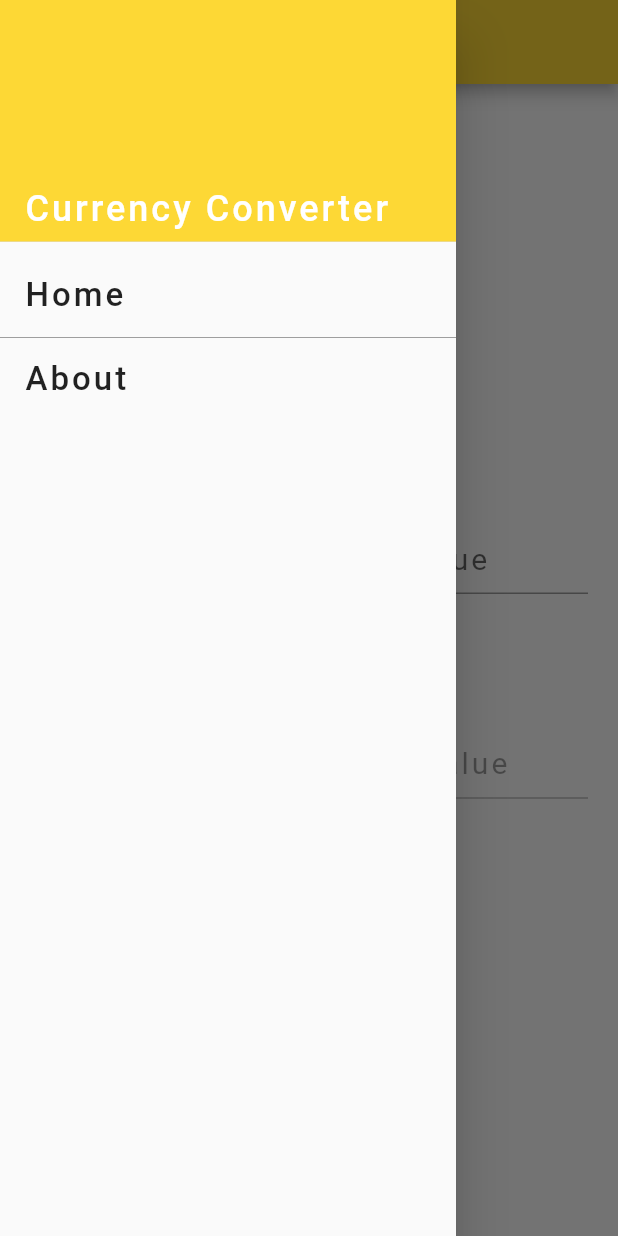
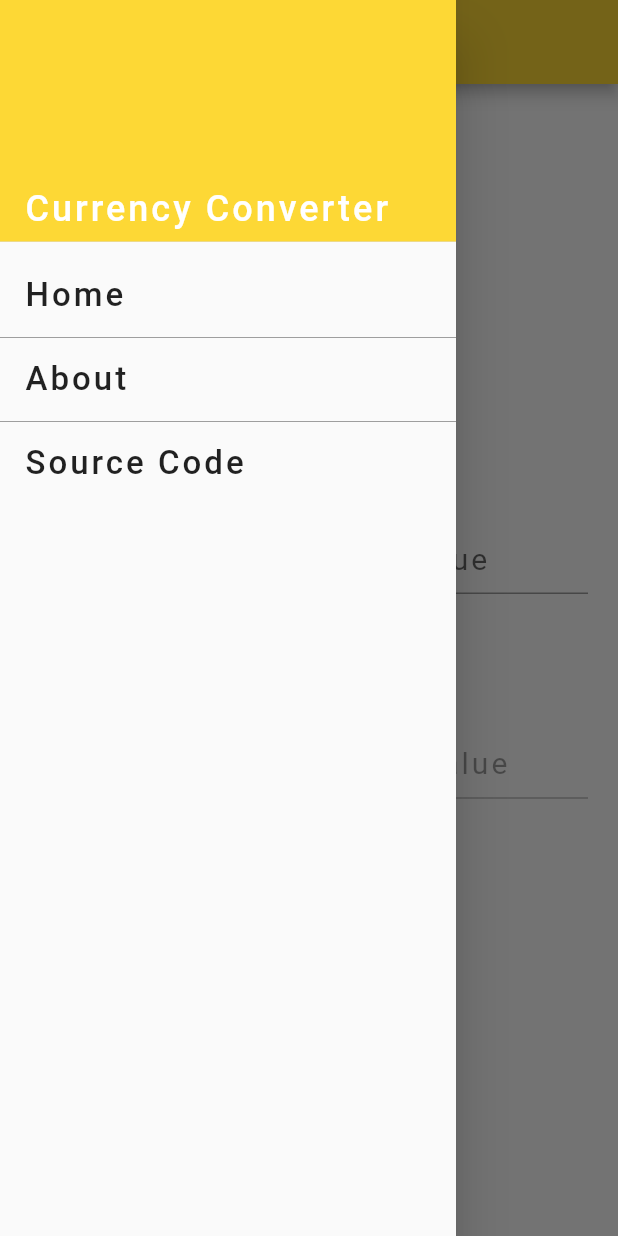
Before and after one commit to Leonlit/Currency_Converter_App, a Flutter app: the screen it shows after launch, with the side drawer open, on a phone screen of 412 x 824 dp. Run offline on Flutter 3.47's test engine with Material 2 defaults, Android fonts, the phone set to English and light mode, and no system bars; our stand-ins replace flutter_cache_manager, flutter_money_formatter.

Commit message:
Added menu pages, source code link and more error handling

```diff
--- a/lib/main.dart
+++ b/lib/main.dart
@@ -1,3 +1,4 @@
+import 'package:currency_converter/utilities.dart';
 import 'package:flutter/material.dart';
 
 import 'mainPage.dart';
@@ -7,8 +8,6 @@ import 'navMenu.dart';
 void main() => runApp(CurrencyConverter());
 
 class CurrencyConverter extends StatelessWidget {
-  final bgColor = Colors.yellow[600];
-
   @override
   Widget build(BuildContext context) {
     return MaterialApp(
@@ -20,7 +19,7 @@ class CurrencyConverter extends StatelessWidget {
         title: Text("Currency Converter"),
         titleSpacing: 1.2,
         centerTitle: true,
-        backgroundColor: bgColor,
+        backgroundColor: AppTheme.themeBg,
       ),
       body: Center(child: Homepage()),
     ));
--- a/lib/navMenu.dart
+++ b/lib/navMenu.dart
@@ -1,20 +1,25 @@
 import 'package:currency_converter/aboutPage.dart';
+import 'package:currency_converter/popUp.dart';
 import 'package:flutter/material.dart';
+import 'package:url_launcher/url_launcher.dart';
 
 import 'utilities.dart';
 import 'main.dart';
 import 'aboutPage.dart';
+import 'popUp.dart';
 
 class NavMenu extends StatelessWidget {
+  BuildContext currContext;
   @override
   Widget build(BuildContext context) {
+    currContext = context;
     return ListView(
       children: <Widget>[
         DrawerHeader(
           child: new Container(
               child: Text(
                 'Currency Converter',
-                style: AppTheme.headerFont,
+                style: AppTheme.menuHeaderFont,
               ),
               alignment: Alignment.bottomLeft),
           decoration: BoxDecoration(
@@ -58,8 +63,25 @@ class NavMenu extends StatelessWidget {
                       );
                     },
                   ),
+                  ListTile(
+                    title: Text(
+                      'Source Code',
+                      style: AppTheme.menuFont,
+                    ),
+                    onTap: lauchURL,
+                  )
                 ]).toList()),
       ],
     );
   }
+
+  void lauchURL() async {
+    const url = 'https://github.com/Leonlit/Currency_Converter_App';
+    if (await canLaunch(url)) {
+      await launch(url);
+    } else {
+      ShowErrorPopUp.showError(
+          currContext, "Unable to open link!", 'Could not launch $url');
+    }
+  }
 }
--- a/lib/utilities.dart
+++ b/lib/utilities.dart
@@ -12,10 +12,20 @@ class AppTheme {
     letterSpacing: 2.0,
   );
 
-  static final headerFont = new TextStyle(
+  static final menuHeaderFont = new TextStyle(
     fontSize: 24,
     letterSpacing: 2.0,
     color: Colors.white,
+  );
+
+  static final pageHeaderFont = new TextStyle(
+    fontSize: 24,
+    letterSpacing: 2.0,
+  );
+
+  static final pageFont = new TextStyle(
+    fontSize: 17,
+    letterSpacing: 2.0,
   );
 
   static final btnFont = new TextStyle(
@@ -26,5 +36,4 @@ class AppTheme {
   );
 
   static final themeBg = Colors.yellow[600];
-  static final btnBg = Colors.blueGrey[600];
 }
--- a/pubspec.yaml
+++ b/pubspec.yaml
@@ -12,10 +12,10 @@ dependencies:
   flutter:
     sdk: flutter
 
-  path_provider: ^1.6.11
   http: ^0.12.2
-  number_display: ^2.3.0
   flutter_cache_manager: ^1.4.1
+  flutter_money_formatter: ^0.8.3
+  url_launcher: ^5.5.0
 
   cupertino_icons: ^0.1.3
 
```
Also changed, not shown: lib/aboutPage.dart (+39 -1 lines), lib/mainPage.dart (+48 -14 lines), lib/popUp.dart (added, +26 -0 lines).
